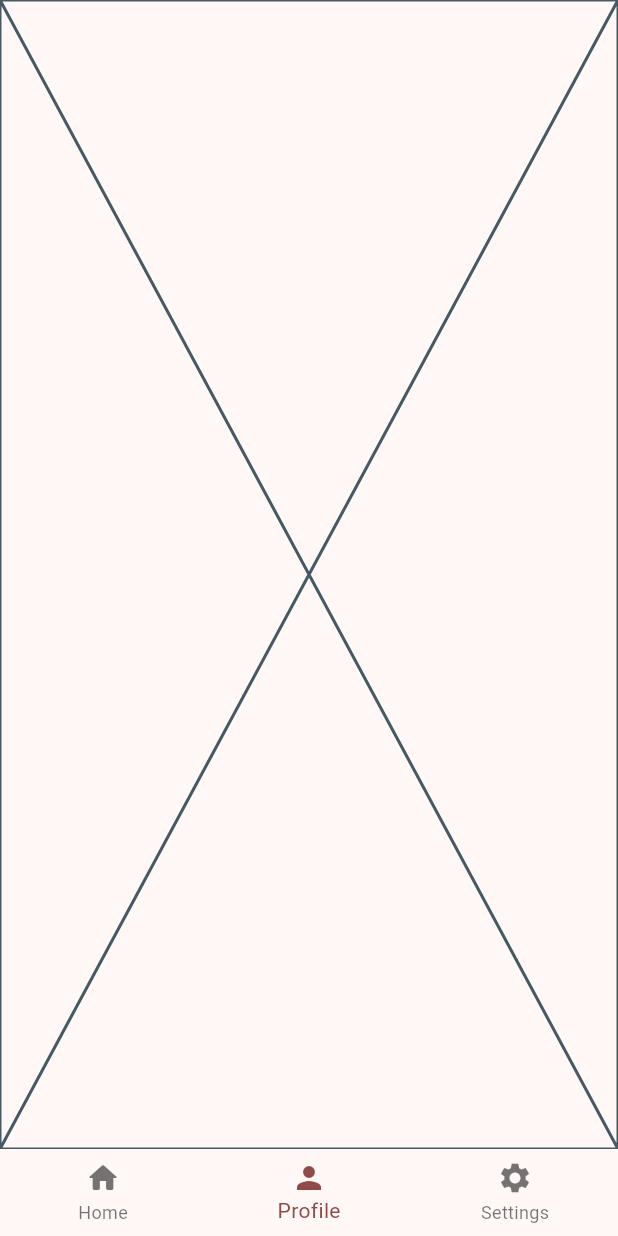
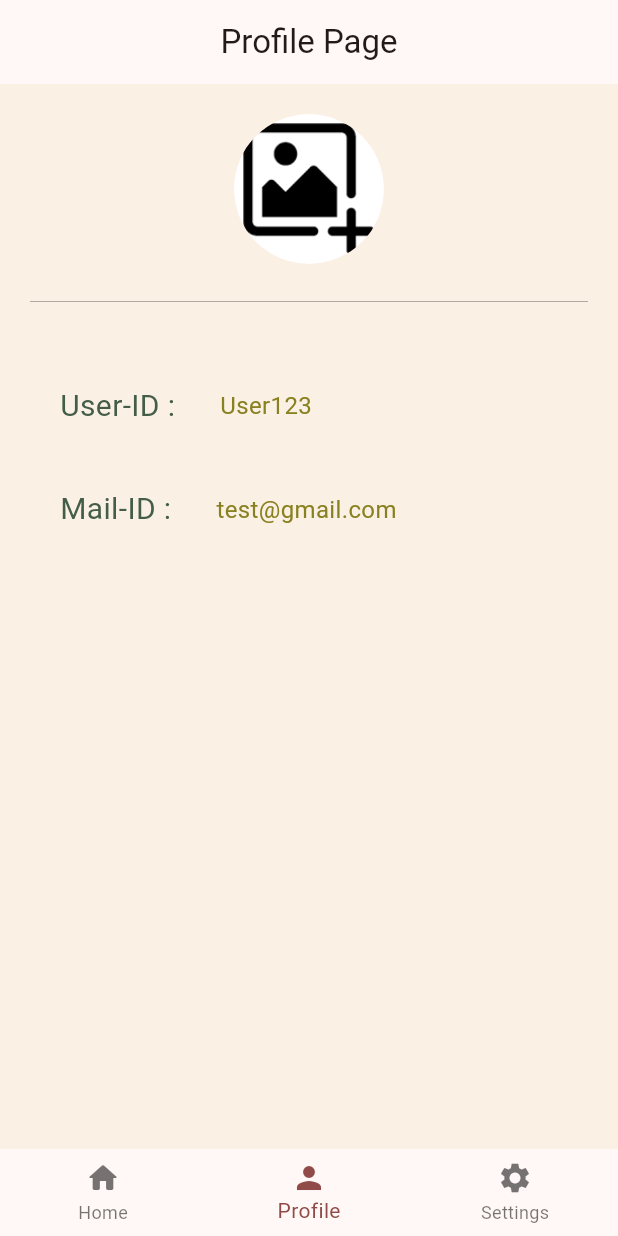
Before and after one commit to AdityaPratapSinghR/byteverse_DARK-Ciphers, a Flutter app: the screen it shows once a user with an empty profile is signed in, item 2 of the bottom bar chosen, on a phone screen of 412 x 824 dp. Run offline on Flutter 3.47's test engine with Material 3 defaults, Android fonts, the light colour scheme and no system bars; our stand-ins replace cloud_firestore, firebase_auth, firebase_core, youtube_player_flutter; missing offline and left inert: firebase_ui_auth; accounts and stored records are empty.

Commit message:
Profile Page added

```diff
--- a/study_tube/lib/Screens/ProfilePage.dart
+++ b/study_tube/lib/Screens/ProfilePage.dart
@@ -7,8 +7,101 @@ class ProfilePage extends StatefulWidget {
 }
 
 class _ProfilePageState extends State<ProfilePage> {
+  String? selectedImage;
+  bool imageSelected = false;
+
+  List<String> images =[
+    'assets/images/avatar1.jpg',
+    'assets/images/avatar2.jpg',
+    'assets/images/avatar3.jpg',
+    'assets/images/avatar4.jpg',
+    'assets/images/avatar5.jpg',
+    'assets/images/avatar6.jpg',
+  ];
+  @override
+  void initState(){
+    super.initState();
+    selectedImage='assets/images/blank.png';
+  }
   @override
   Widget build(BuildContext context) {
-    return const Placeholder();
+    return Scaffold(
+      backgroundColor: Color(0xffFAF1E4),
+      appBar: AppBar(
+        title: const Text('Profile Page'),
+        centerTitle: true,
+      ),
+      body: Center(
+
+        child: Padding(
+          padding: const EdgeInsets.fromLTRB(20.0,0,20.0,0),
+          child: Column(
+            children: <Widget>[
+              const SizedBox(height: 20),
+              GestureDetector(
+                onTap: (){
+                  setState(() {
+                    imageSelected=!imageSelected;
+                  });
+                },
+                child: CircleAvatar(
+                  radius: 50.0,
+                  backgroundImage: AssetImage(selectedImage!),
+                ),
+              ),
+              if(imageSelected)
+                Expanded(child: GridView.builder(
+                  itemCount: images.length,
+                    gridDelegate:
+                    const SliverGridDelegateWithFixedCrossAxisCount(
+                      crossAxisCount: 2,
+                      crossAxisSpacing: 10,
+                      mainAxisSpacing: 10
+                    ),
+                    itemBuilder: (context,index){
+                     return GestureDetector(
+                       onTap: (){
+                         setState(() {
+                           selectedImage=images[index];
+                           imageSelected=false;
+                         });
+                       },
+                       child: GridTile(
+                         child: Image.asset(images[index]),
+                       ),
+                     );
+                    },
+                  ),
+                ),
+              Divider(
+                thickness: 0.25,
+                height: 50.0,
+                color: Colors.grey[850],
+              ),
+              const SizedBox(height: 30,),
+              const Row(
+                children: [
+                  SizedBox(width:20,),
+                  Text('User-ID :', style: TextStyle(fontSize: 20,color: Color(0xff445d48)),),
+                  SizedBox(width: 30,),
+                  Text('User123',style: TextStyle(fontSize: 16 , color: Color(0xff898121)),),
+                ],
+              ),
+              const SizedBox(height: 40,),
+              const Row(
+                children: [
+                  SizedBox(width: 20.0,),
+                  Text('Mail-ID :', style: TextStyle(color:Color(0xff445D48),fontSize: 20.0),),
+                  SizedBox(width: 30.0,),
+                  Text('test@gmail.com', style: TextStyle(color: Color(0xff898121),fontSize: 16.0),),
+                ],
+              ),
+
+
+            ],
+          ),
+        ),
+      ),
+    );
   }
 }
--- a/study_tube/pubspec.yaml
+++ b/study_tube/pubspec.yaml
@@ -64,9 +64,8 @@ flutter:
   uses-material-design: true
 
   # To add assets to your application, add an assets section, like this:
-  # assets:
-  #   - images/a_dot_burr.jpeg
-  #   - images/a_dot_ham.jpeg
+  assets:
+    - assets/images/
 
   # An image asset can refer to one or more resolution-specific "variants", see
   # https://flutter.dev/assets-and-images/#resolution-aware
```
Also changed, not shown: study_tube/assets/images/avatar1.jpg (added), study_tube/assets/images/avatar2.jpg (added), study_tube/assets/images/avatar3.jpg (added), study_tube/assets/images/avatar4.jpg (added), study_tube/assets/images/avatar5.jpg (added), study_tube/assets/images/avatar6.jpg (added), study_tube/assets/images/blank.png (added).
